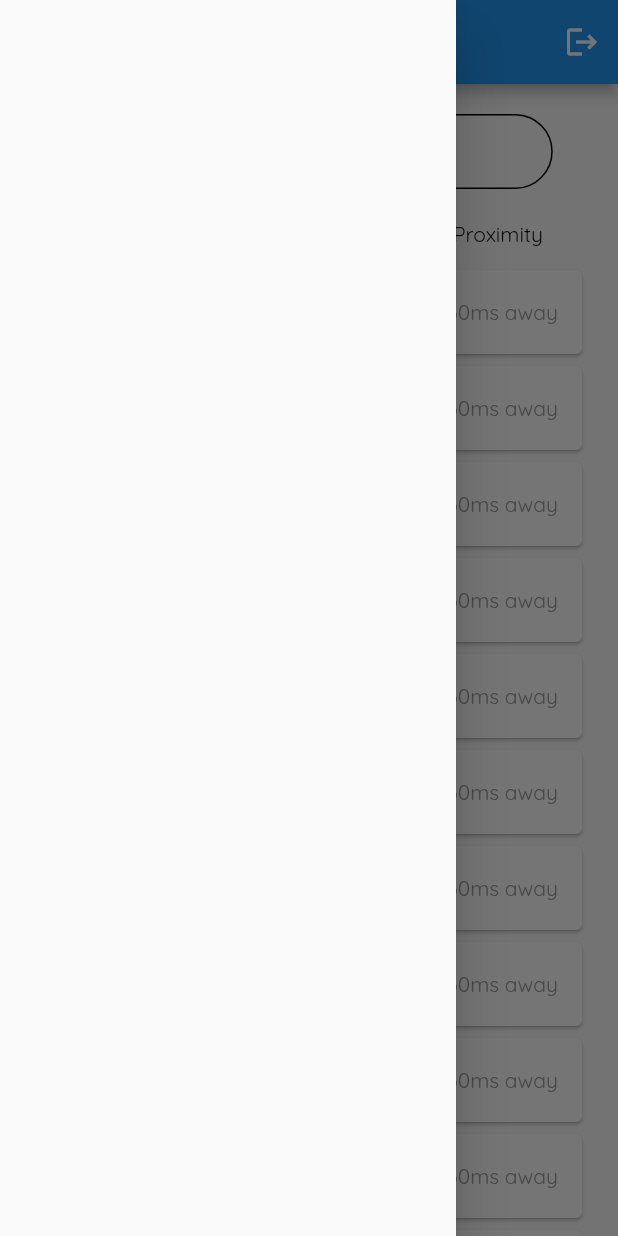
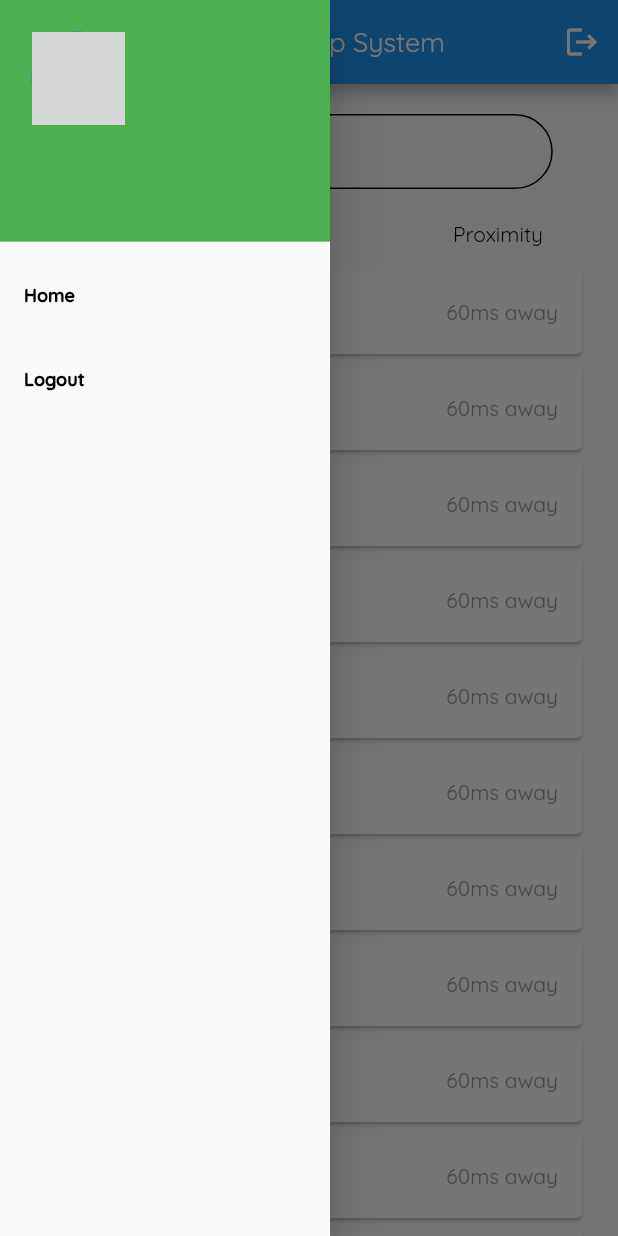
Before and after one commit to lansoyyy/micro-jeepney, a Flutter app: the screen it shows once a user with an empty profile is signed in, with the side drawer open, on a phone screen of 412 x 824 dp. Run offline on Flutter 3.47's test engine with Material 2 defaults, Android fonts, the light colour scheme and no system bars; our stand-ins replace cloud_firestore, firebase_auth, firebase_core, fluttertoast, get_storage; accounts and stored records are empty; network calls fail; grey boxes are pictures that could not be loaded.

Commit message:
added drawer

```diff
--- a/lib/screens/auth/login_page.dart
+++ b/lib/screens/auth/login_page.dart
@@ -2,6 +2,7 @@ import 'package:firebase_auth/firebase_auth.dart';
 import 'package:flutter/material.dart';
 import 'package:get_storage/get_storage.dart';
 import 'package:jeepney/screens/auth/signup_screen.dart';
+import 'package:jeepney/screens/home_screen.dart';
 
 import '../../widgets/button_widget.dart';
 import '../../widgets/text_widget.dart';
@@ -113,6 +114,9 @@ class LoginScreen extends StatelessWidget {
                                   email: email, password: password);
 
                           showToast('Logged in succesfully!');
+                          Navigator.of(context).pushReplacement(
+                              MaterialPageRoute(
+                                  builder: (context) => const HomeScreen()));
                         } catch (e) {
                           showToast(e.toString());
                         }
--- a/lib/services/add_account.dart
+++ b/lib/services/add_account.dart
@@ -2,7 +2,7 @@ import 'package:cloud_firestore/cloud_firestore.dart';
 import 'package:jeepney/utils/const.dart';
 
 Future addAccount(email, password) async {
-  final docUser = FirebaseFirestore.instance.collection('Users').doc();
+  final docUser = FirebaseFirestore.instance.collection('Users').doc(userId);
 
   final json = {
     'email': email,
--- /dev/null
+++ b/lib/widgets/drawer_widget.dart
@@ -0,0 +1,123 @@
+import 'package:cloud_firestore/cloud_firestore.dart';
+import 'package:flutter/material.dart';
+import 'package:jeepney/screens/home_screen.dart';
+import 'package:jeepney/utils/const.dart';
+import 'package:jeepney/widgets/text_widget.dart';
+
+class DrawerWidget extends StatefulWidget {
+  const DrawerWidget({Key? key}) : super(key: key);
+
+  @override
+  State<DrawerWidget> createState() => _MyDrawerState();
+}
+
+class _MyDrawerState extends State<DrawerWidget> {
+  final Stream<DocumentSnapshot> userData =
+      FirebaseFirestore.instance.collection('Users').doc(userId).snapshots();
+  @override
+  Widget build(BuildContext context) {
+    return StreamBuilder<DocumentSnapshot>(
+        stream: userData,
+        builder: (context, AsyncSnapshot<DocumentSnapshot> snapshot) {
+          if (!snapshot.hasData) {
+            return const SizedBox();
+          } else if (snapshot.hasError) {
+            return const Center(child: Text('Something went wrong'));
+          } else if (snapshot.connectionState == ConnectionState.waiting) {
+            return const SizedBox();
+          }
+          dynamic data = snapshot.data;
+          return SizedBox(
+            width: 220,
+            child: Drawer(
+              child: ListView(
+                padding: const EdgeInsets.only(top: 0),
+                children: <Widget>[
+                  UserAccountsDrawerHeader(
+                    decoration: const BoxDecoration(
+                      color: Colors.green,
+                    ),
+                    accountEmail:
+                        TextRegular(text: '', fontSize: 0, color: Colors.white),
+                    accountName: TextBold(
+                      text: data['email'],
+                      fontSize: 14,
+                      color: Colors.white,
+                    ),
+                    currentAccountPicture: const Padding(
+                      padding: EdgeInsets.all(5.0),
+                      child: CircleAvatar(
+                        minRadius: 50,
+                        maxRadius: 50,
+                        backgroundImage:
+                            AssetImage('assets/images/profile.png'),
+                      ),
+                    ),
+                  ),
+                  ListTile(
+                    title: TextBold(
+                      text: 'Home',
+                      fontSize: 12,
+                      color: Colors.black,
+                    ),
+                    onTap: () {
+                      Navigator.of(context).pushReplacement(MaterialPageRoute(
+                          builder: (context) => const HomeScreen()));
+                    },
+                  ),
+                  ListTile(
+                    title: TextBold(
+                      text: 'Logout',
+                      fontSize: 12,
+                      color: Colors.black,
+                    ),
+                    onTap: () {
+                      showDialog(
+                          context: context,
+                          builder: (context) => AlertDialog(
+                                title: const Text(
+                                  'Logout Confirmation',
+                                  style: TextStyle(
+                                      fontFamily: 'QBold',
+                                      fontWeight: FontWeight.bold),
+                                ),
+                                content: const Text(
+                                  'Are you sure you want to Logout?',
+                                  style: TextStyle(fontFamily: 'QRegular'),
+                                ),
+                                actions: <Widget>[
+                                  MaterialButton(
+                                    onPressed: () =>
+                                        Navigator.of(context).pop(true),
+                                    child: const Text(
+                                      'Close',
+                                      style: TextStyle(
+                                          fontFamily: 'QRegular',
+                                          fontWeight: FontWeight.bold),
+                                    ),
+                                  ),
+                                  MaterialButton(
+                                    onPressed: () {
+                                      Navigator.of(context).pushReplacement(
+                                          MaterialPageRoute(
+                                              builder: (context) =>
+                                                  const HomeScreen()));
+                                    },
+                                    child: const Text(
+                                      'Continue',
+                                      style: TextStyle(
+                                          fontFamily: 'QRegular',
+                                          fontWeight: FontWeight.bold),
+                                    ),
+                                  ),
+                                ],
+                              ));
+                    },
+                  ),
+                ],
+              ),
+            ),
+          );
+        });
+  }
+}
```
Also changed, not shown: lib/screens/home_screen.dart (+47 -4 lines).
